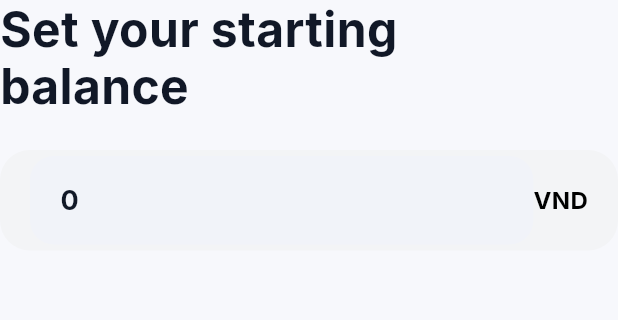
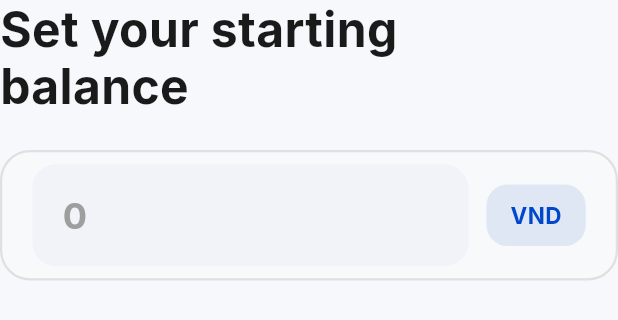
Before and after one commit to dgwhan/spendio-expense-tracker, a Flutter app: the BalancePhaseScreen widget shown alone on an empty page, opened directly, on a phone screen of 412 x 824 dp. Shown: the top 320 px of the screen. Run offline on Flutter 3.47's test engine with Material 3 defaults, Android fonts, the phone set to English and light mode, and no system bars; our stand-ins replace firebase_core, google_fonts, sqflite, sqflite_common_ffi, sqflite_common_ffi_web; accounts and stored records are empty; generated files the repository leaves out were written again.

Commit message:
feat(onboarding): implement wallet initialization and user onboarding progress saving

```diff
--- a/lib/features/onboarding/data/models/onboarding_model.dart
+++ b/lib/features/onboarding/data/models/onboarding_model.dart
@@ -41,8 +41,8 @@ class OnboardingModel {
         map['goals'] ?? [],
       ),
       currencyCode: map['currency_code'],
-      initialBalance: map['initial_balance'],
-      onboardingCompleted: map['onboarding_completed'] ?? false,
+      initialBalance: null,
+      onboardingCompleted: map['onboarding_completed'] == 1 ? true : false,
     );
   }
 
--- a/lib/features/onboarding/presentation/screens/phases/balance_phase_screen.dart
+++ b/lib/features/onboarding/presentation/screens/phases/balance_phase_screen.dart
@@ -1,9 +1,7 @@
-// File: lib/features/onboarding/presentation/screens/phases/balance_phase_screen.dart
-
 import 'package:flutter/material.dart';
 import 'package:flutter/services.dart';
+import 'package:intl/intl.dart';
 import 'package:provider/provider.dart';
-
 import '../../viewmodels/onboarding_viewmodel.dart';
 
 class BalancePhaseScreen extends StatefulWidget {
@@ -14,14 +12,25 @@ class BalancePhaseScreen extends StatefulWidget {
 }
 
 class _BalancePhaseScreenState extends State<BalancePhaseScreen> {
-  final _balanceController = TextEditingController(text: '0');
+  late final TextEditingController _balanceController;
 
   @override
   void initState() {
     super.initState();
-    WidgetsBinding.instance.addPostFrameCallback((_) {
-      context.read<OnboardingViewModel>().updateInitialBalance(0);
-    });
+    final viewModel = context.read<OnboardingViewModel>();
+    final existingBalance = viewModel.initialBalance;
+
+    if (existingBalance != null && existingBalance != 0) {
+      final selectedCurrency = viewModel.currencyCode ?? 'VND';
+      final formatter = _getFormatter(selectedCurrency);
+      final formattedText = formatter.format(existingBalance.toInt());
+      _balanceController = TextEditingController(text: formattedText);
+    } else {
+      _balanceController = TextEditingController(text: '');
+      WidgetsBinding.instance.addPostFrameCallback((_) {
+        viewModel.updateInitialBalance(0);
+      });
+    }
   }
 
   @override
@@ -30,26 +39,60 @@ class _BalancePhaseScreenState extends State<BalancePhaseScreen> {
     super.dispose();
   }
 
+  NumberFormat _getFormatter(String currencyCode) {
+    if (currencyCode == 'USD' || currencyCode == 'EUR') {
+      return NumberFormat('#,###', 'en_US');
+    }
+    return NumberFormat('#,###', 'vi_VN');
+  }
+
+  void _onBalanceChanged(
+      String value, OnboardingViewModel viewModel, String currencyCode) {
+    if (value.isEmpty) {
+      viewModel.updateInitialBalance(0);
+      return;
+    }
+
+    String cleanValue = value.replaceAll(RegExp(r'\D'), '');
+    final parsedInt = int.tryParse(cleanValue) ?? 0;
+    final parsedDouble = parsedInt.toDouble();
+
+    viewModel.updateInitialBalance(parsedDouble);
+
+    final formatter = _getFormatter(currencyCode);
+    final formattedText = formatter.format(parsedInt);
+
+    _balanceController.value = TextEditingValue(
+      text: formattedText,
+      selection: TextSelection.collapsed(offset: formattedText.length),
+    );
+  }
+
   @override
   Widget build(BuildContext context) {
-    final viewModel = context.watch<OnboardingViewModel>();
-    // Lấy mã tiền tệ (VND, USD...) đã chọn từ step trước ra xài nè bấy bì
-    final currencyCode = viewModel.currencyCode ?? 'VND';
+    final viewModel = context.read<OnboardingViewModel>();
+    final selectedCurrency =
+        context.select((OnboardingViewModel vm) => vm.currencyCode) ?? 'VND';
 
     return Column(
       crossAxisAlignment: CrossAxisAlignment.start,
       children: [
         const Text(
           'Set your starting\nbalance',
-          style:
-              TextStyle(fontSize: 32, fontWeight: FontWeight.bold, height: 1.2),
+          style: TextStyle(
+            fontSize: 32,
+            fontWeight: FontWeight.bold,
+            height: 1.2,
+            color: Color(0xFF1A1A1A),
+          ),
         ),
         const SizedBox(height: 24),
         Container(
-          padding: const EdgeInsets.symmetric(horizontal: 20, vertical: 4),
+          padding: const EdgeInsets.symmetric(horizontal: 20, vertical: 8),
           decoration: BoxDecoration(
-            color: const Color(0xFFF3F4F6),
+            color: const Color(0xFFF8F9FA),
             borderRadius: BorderRadius.circular(20),
+            border: Border.all(color: const Color(0xFFE0E0E0), width: 1.5),
           ),
           child: Row(
             children: [
@@ -59,23 +102,36 @@ class _BalancePhaseScreenState extends State<BalancePhaseScreen> {
                   keyboardType: TextInputType.number,
                   inputFormatters: [FilteringTextInputFormatter.digitsOnly],
                   style: const TextStyle(
-                      fontSize: 18, fontWeight: FontWeight.bold),
-                  onChanged: (value) {
-                    final parsed = double.tryParse(value) ?? 0;
-                    viewModel.updateInitialBalance(parsed);
-                  },
+                    fontSize: 24,
+                    fontWeight: FontWeight.bold,
+                    color: Color(0xFF1A1A1A),
+                  ),
+                  onChanged: (value) =>
+                      _onBalanceChanged(value, viewModel, selectedCurrency),
                   decoration: const InputDecoration(
                     border: InputBorder.none,
                     hintText: '0',
+                    hintStyle: TextStyle(
+                        color: Colors.grey, fontWeight: FontWeight.bold),
                   ),
                 ),
               ),
-              Text(
-                currencyCode,
-                style: const TextStyle(
-                    fontSize: 16,
+              const SizedBox(width: 12),
+              Container(
+                padding:
+                    const EdgeInsets.symmetric(horizontal: 16, vertical: 10),
+                decoration: BoxDecoration(
+                  color: const Color(0xFF0047CC).withValues(alpha: 0.1),
+                  borderRadius: BorderRadius.circular(14),
+                ),
+                child: Text(
+                  selectedCurrency,
+                  style: const TextStyle(
+                    fontSize: 15,
                     fontWeight: FontWeight.bold,
-                    color: Colors.black),
+                    color: Color(0xFF0047CC),
+                  ),
+                ),
               ),
             ],
           ),
--- a/pubspec.yaml
+++ b/pubspec.yaml
@@ -47,6 +47,7 @@ dependencies:
   firebase_auth: ^6.5.1
   cloud_firestore: ^6.4.1
   firebase_storage: ^13.4.1
+  intl: ^0.20.2
 
 dev_dependencies:
   flutter_test:
```
Also changed, not shown: lib/features/onboarding/data/datasources/onboarding_local_datasource.dart (+77 -5 lines), lib/features/onboarding/presentation/screens/onboarding_flow_screen.dart (+25 -13 lines), lib/features/onboarding/presentation/screens/phases/currency_phase_screen.dart (+17 -17 lines), lib/features/onboarding/presentation/viewmodels/onboarding_viewmodel.dart (+13 -6 lines), pubspec.lock.
